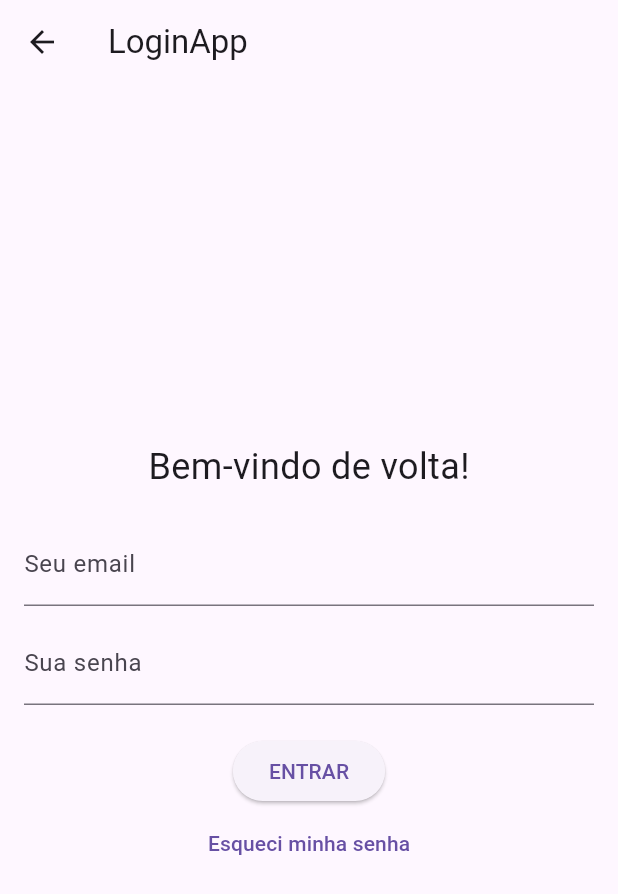
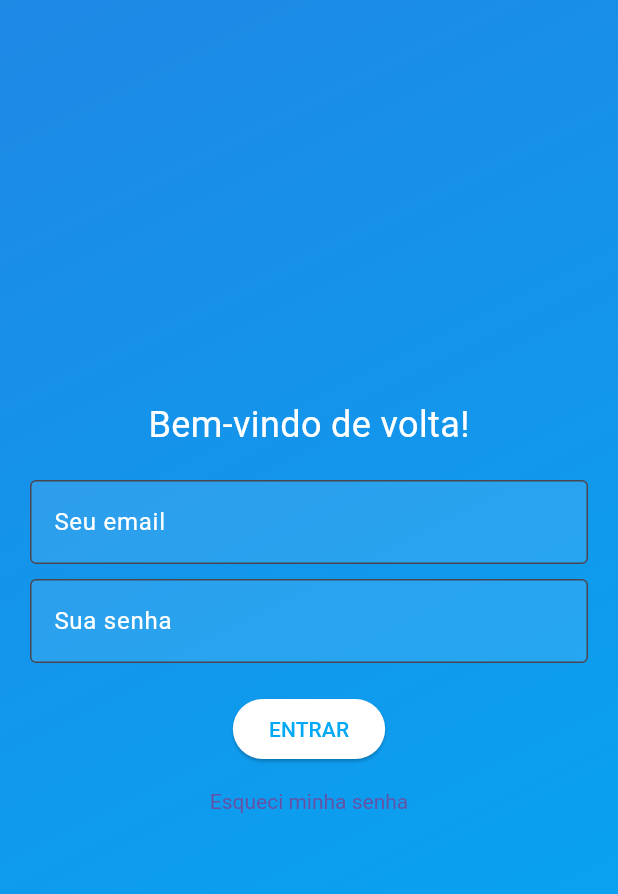
Before and after one commit to MelodyCine/MelodyCine, a Flutter app: the screen it shows after launch, after a tap on "Entrar", on a phone screen of 412 x 824 dp. Shown: the top 894 px of the screen. Run offline on Flutter 3.47's test engine with Material 3 defaults, Android fonts, the phone set to English and light mode, and no system bars.

Commit message:
Add files via upload

```diff
--- a/lib/loginApp.dart
+++ b/lib/loginApp.dart
@@ -13,24 +13,36 @@ class _LoginScreenState extends State<LoginScreen> {
   @override
   Widget build(BuildContext context) {
     return Scaffold(
-      appBar: AppBar(
-        title: const Text('LoginApp'), // Título atualizado
+      body: DecoratedBox(
+        decoration: BoxDecoration(
+          gradient: LinearGradient(
+            begin: Alignment.topLeft,
+            end: Alignment.bottomRight,
+            colors: [
+              Colors.blue.shade600,
+              Colors.lightBlue,
+            ],
           ),
-      body: Padding(
-        padding: const EdgeInsets.all(16.0),
+        ),
+        child: Padding(
+          padding: const EdgeInsets.symmetric(horizontal: 20, vertical: 40),
           child: Form(
             key: _formKey,
             child: Column(
               mainAxisAlignment: MainAxisAlignment.center,
-            children: <Widget>[
+              children: [
                 const Text(
                   'Bem-vindo de volta!',
-                style: TextStyle(fontSize: 24),
+                  style: TextStyle(fontSize: 24, color: Colors.white),
                 ),
                 const SizedBox(height: 20),
                 TextFormField(
                   decoration: const InputDecoration(
                     labelText: 'Seu email',
+                    labelStyle: TextStyle(color: Colors.white),
+                    filled: true,
+                    fillColor: Colors.white10,
+                    border: OutlineInputBorder(),
                   ),
                   validator: (value) {
                     if (value == null || value.isEmpty) {
@@ -43,36 +55,44 @@ class _LoginScreenState extends State<LoginScreen> {
                 TextFormField(
                   decoration: const InputDecoration(
                     labelText: 'Sua senha',
+                    labelStyle: TextStyle(color: Colors.white),
+                    filled: true,
+                    fillColor: Colors.white10,
+                    border: OutlineInputBorder(),
                   ),
                   obscureText: true,
                   validator: (value) {
                     if (value == null || value.isEmpty) {
                       return 'Por favor, insira sua senha';
                     }
+                    // Adicione regras de validação de senha aqui
                     return null;
                   },
                 ),
                 const SizedBox(height: 20),
                 ElevatedButton(
                   onPressed: () {
-                  if (_formKey.currentState!.validate()) {
-                    ScaffoldMessenger.of(context).showSnackBar(
-                      const SnackBar(content: Text('Logando...')),
-                    );
-                  }
+                    // Lógica de login
                   },
+                  style: ElevatedButton.styleFrom(
+                    foregroundColor: Colors.lightBlue, backgroundColor: Colors.white,
+                  ),
                   child: const Text('ENTRAR'),
                 ),
                 TextButton(
                   onPressed: () {
                     // Lógica para "Esqueci minha senha"
                   },
+                  style: TextButton.styleFrom(
+                    textStyle: TextStyle(color: Colors.white),
+                  ),
                   child: const Text('Esqueci minha senha'),
                 ),
               ],
             ),
           ),
         ),
+      ),
     );
   }
 }
```
Lines whose indentation alone changed are shown as unchanged.
